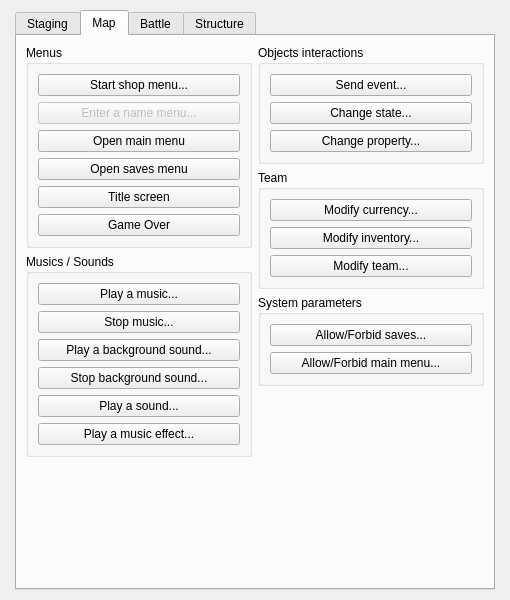
Above: Editor/Dialogs/dialogcommands.ui from RPG-Paper-Maker/RPG-Paper-Maker before the change. Below: the same form after it.
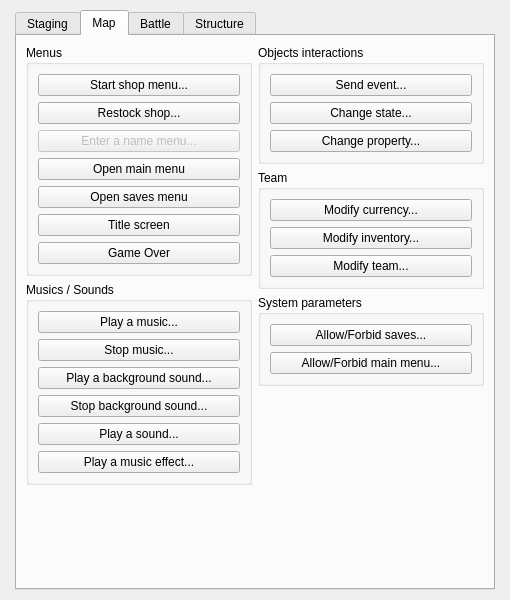
That is the form after the change. The open tabs and pages were chosen to show the change.

Commit message: Command restock shop

What changed in the file:
```diff
--- a/Editor/Dialogs/dialogcommands.ui
+++ b/Editor/Dialogs/dialogcommands.ui
@@ -374,6 +374,13 @@
                   </property>
                  </widget>
                 </item>
+                <item>
+                 <widget class="QPushButton" name="pushButtonRestockShop">
+                  <property name="text">
+                   <string>Restock shop...</string>
+                  </property>
+                 </widget>
+                </item>
                 <item>
                  <widget class="QPushButton" name="pushButtonChangeChronometer_4">
                   <property name="enabled">
```
The commit also changes 12 other files.
